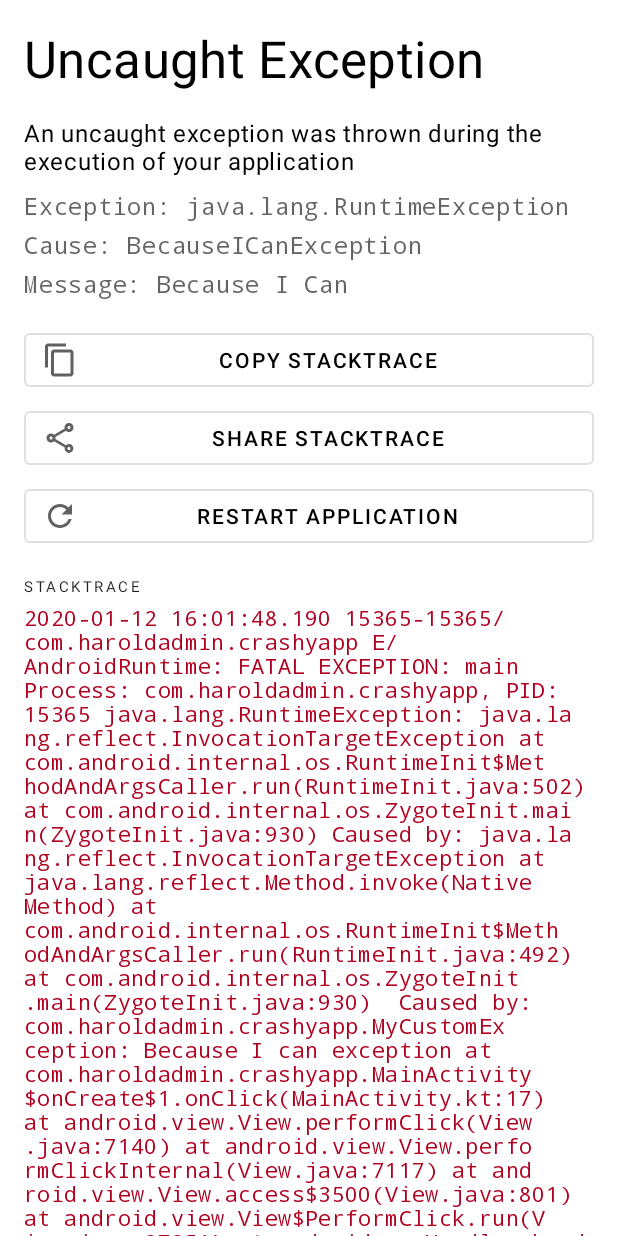
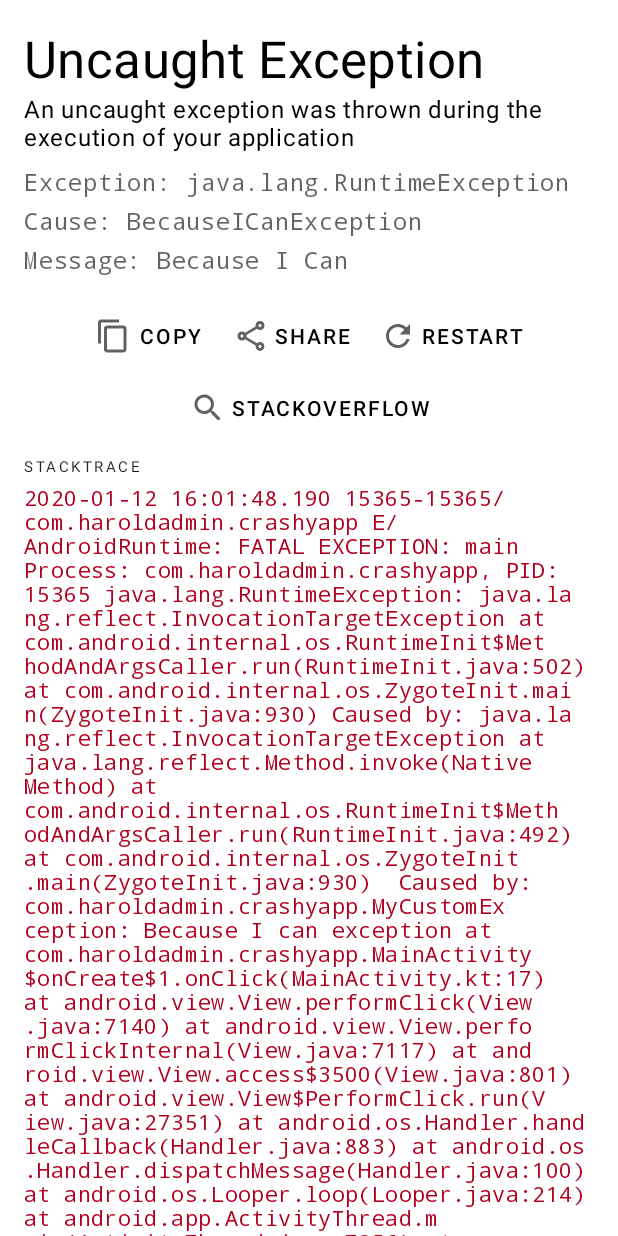
Before and after one commit to haroldadmin/WhatTheStack, an Android app: the layout activity_what_the_stack.xml on its own in the app's theme, with its tools: preview values and no code run, on a phone screen of 412 x 824 dp. Run offline under Robolectric (Android 15) with nearby library versions, the phone set to English and light mode, and no system bars.

Commit message:
feat: Add ability to search Stackoverflow

```diff
--- /dev/null
+++ b/what-the-stack/src/main/java/com/haroldadmin/whatthestack/StackoverflowUtils.kt
@@ -0,0 +1,9 @@
+package com.haroldadmin.whatthestack
+
+import java.net.URLEncoder
+
+fun generateStackoverflowSearchUrl(query: String): String {
+    val baseUrl = "https://stackoverflow.com/search"
+    val queryString = URLEncoder.encode(query, "utf-8")
+    return "$baseUrl?q=$queryString"
+}
--- a/what-the-stack/src/main/java/com/haroldadmin/whatthestack/WhatTheStackActivity.kt
+++ b/what-the-stack/src/main/java/com/haroldadmin/whatthestack/WhatTheStackActivity.kt
@@ -4,6 +4,7 @@ import android.content.ClipData
 import android.content.ClipboardManager
 import android.content.Context
 import android.content.Intent
+import android.net.Uri
 import android.os.Bundle
 import android.text.method.ScrollingMovementMethod
 import android.view.View
@@ -31,11 +32,11 @@ class WhatTheStackActivity : AppCompatActivity() {
         setContentView(binding.root)
 
         window.decorView.systemUiVisibility =
-            View.SYSTEM_UI_FLAG_LAYOUT_HIDE_NAVIGATION or View.SYSTEM_UI_FLAG_LAYOUT_STABLE
+                View.SYSTEM_UI_FLAG_LAYOUT_HIDE_NAVIGATION or View.SYSTEM_UI_FLAG_LAYOUT_STABLE
 
         Insetter.builder()
-            .applySystemWindowInsetsToPadding(Side.LEFT or Side.RIGHT or Side.TOP)
-            .applyToView(findViewById(R.id.nestedScrollRoot))
+                .applySystemWindowInsetsToPadding(Side.LEFT or Side.RIGHT or Side.TOP)
+                .applyToView(findViewById(R.id.nestedScrollRoot))
 
         val type = intent.getStringExtra(KEY_EXCEPTION_TYPE)
         val cause = intent.getStringExtra(KEY_EXCEPTION_CAUSE)
@@ -89,6 +90,17 @@ class WhatTheStackActivity : AppCompatActivity() {
                 }
             }
         }
+
+        binding.searchStackoverflow.apply {
+            setOnClickListener {
+                val searchQuery = "$cause: $message"
+                val searchIntent: Intent = Intent().apply {
+                    this.action = Intent.ACTION_VIEW
+                    this.data = Uri.parse(generateStackoverflowSearchUrl(searchQuery))
+                }
+                startActivity(searchIntent)
+            }
+        }
     }
 
     private inline fun snackbar(messageProvider: () -> Int) {
--- /dev/null
+++ b/what-the-stack/src/main/res/drawable/ic_round_search_24.xml
@@ -0,0 +1,10 @@
+<vector xmlns:android="http://schemas.android.com/apk/res/android"
+    android:width="24dp"
+    android:height="24dp"
+    android:viewportWidth="24"
+    android:viewportHeight="24"
+    android:tint="?attr/colorControlNormal">
+  <path
+      android:fillColor="@android:color/white"
+      android:pathData="M15.5,14h-0.79l-0.28,-0.27c1.2,-1.4 1.82,-3.31 1.48,-5.34 -0.47,-2.78 -2.79,-5 -5.59,-5.34 -4.23,-0.52 -7.79,3.04 -7.27,7.27 0.34,2.8 2.56,5.12 5.34,5.59 2.03,0.34 3.94,-0.28 5.34,-1.48l0.27,0.28v0.79l4.25,4.25c0.41,0.41 1.08,0.41 1.49,0 0.41,-0.41 0.41,-1.08 0,-1.49L15.5,14zM9.5,14C7.01,14 5,11.99 5,9.5S7.01,5 9.5,5 14,7.01 14,9.5 11.99,14 9.5,14z"/>
+</vector>
--- a/what-the-stack/src/main/res/layout/activity_what_the_stack.xml
+++ b/what-the-stack/src/main/res/layout/activity_what_the_stack.xml
@@ -7,10 +7,9 @@
     android:layout_height="match_parent"
     android:fillViewport="true">
 
-    <LinearLayout
+    <androidx.constraintlayout.widget.ConstraintLayout
         android:layout_width="match_parent"
-        android:layout_height="match_parent"
-        android:orientation="vertical">
+        android:layout_height="match_parent">
 
         <androidx.appcompat.widget.AppCompatTextView
             android:id="@+id/header"
@@ -19,16 +18,23 @@
             android:layout_margin="16dp"
             android:text="@string/header_text"
             android:textAppearance="?attr/textAppearanceHeadline4"
-            android:textColor="?attr/colorOnSurface" />
+            android:textColor="?attr/colorOnSurface"
+            app:layout_constraintEnd_toEndOf="parent"
+            app:layout_constraintStart_toStartOf="parent"
+            app:layout_constraintTop_toTopOf="parent" />
 
         <androidx.appcompat.widget.AppCompatTextView
+            android:id="@+id/exceptionMessageHeader"
             android:layout_width="match_parent"
             android:layout_height="wrap_content"
             android:layout_marginStart="16dp"
             android:layout_marginEnd="16dp"
             android:text="@string/explanation_text"
             android:textAppearance="?attr/textAppearanceBody1"
-            android:textColor="?attr/colorOnSurface" />
+            android:textColor="?attr/colorOnSurface"
+            app:layout_constraintEnd_toEndOf="parent"
+            app:layout_constraintStart_toStartOf="parent"
+            app:layout_constraintTop_toBottomOf="@id/header" />
 
         <androidx.appcompat.widget.AppCompatTextView
             android:id="@+id/exceptionName"
@@ -41,6 +47,9 @@
             android:fontFamily="monospace"
             android:text="@string/exception_name"
             android:textAppearance="?attr/textAppearanceBody1"
+            app:layout_constraintEnd_toEndOf="parent"
+            app:layout_constraintStart_toStartOf="parent"
+            app:layout_constraintTop_toBottomOf="@id/exceptionMessageHeader"
             tools:text="Exception: java.lang.RuntimeException" />
 
         <androidx.appcompat.widget.AppCompatTextView
@@ -54,6 +63,9 @@
             android:fontFamily="monospace"
             android:text="@string/exception_cause"
             android:textAppearance="?attr/textAppearanceBody1"
+            app:layout_constraintEnd_toEndOf="parent"
+            app:layout_constraintStart_toStartOf="parent"
+            app:layout_constraintTop_toBottomOf="@id/exceptionName"
             tools:text="Cause: BecauseICanException" />
 
         <androidx.appcompat.widget.AppCompatTextView
@@ -67,17 +79,31 @@
             android:fontFamily="monospace"
             android:text="@string/exception_message"
             android:textAppearance="?attr/textAppearanceBody1"
+            app:layout_constraintEnd_toEndOf="parent"
+            app:layout_constraintStart_toStartOf="parent"
+            app:layout_constraintTop_toBottomOf="@id/exceptionCause"
             tools:text="Message: Because I Can" />
+
+        <androidx.constraintlayout.helper.widget.Flow
+            android:id="@+id/actionsFlow"
+            android:layout_width="0dp"
+            android:layout_height="wrap_content"
+            android:layout_margin="16dp"
+            app:constraint_referenced_ids="copyStacktrace,shareStacktrace,launchApplication,searchStackoverflow"
+            app:flow_horizontalAlign="center"
+            app:flow_horizontalGap="4dp"
+            app:flow_horizontalStyle="packed"
+            app:flow_verticalStyle="packed"
+            app:flow_wrapMode="chain"
+            app:layout_constraintEnd_toEndOf="parent"
+            app:layout_constraintStart_toStartOf="parent"
+            app:layout_constraintTop_toBottomOf="@id/exceptionMessage" />
 
         <com.google.android.material.button.MaterialButton
             android:id="@+id/copyStacktrace"
-            style="@style/Widget.MaterialComponents.Button.OutlinedButton.Icon"
-            android:layout_width="match_parent"
+            style="@style/Widget.MaterialComponents.Button.TextButton.Icon"
+            android:layout_width="wrap_content"
             android:layout_height="wrap_content"
-            android:layout_marginStart="16dp"
-            android:layout_marginTop="16dp"
-            android:layout_marginEnd="16dp"
-            android:layout_marginBottom="2dp"
             android:text="@string/copy_stacktrace"
             android:textColor="?attr/colorOnSurface"
             app:icon="@drawable/ic_outline_content_copy_24"
@@ -85,13 +111,9 @@
 
         <com.google.android.material.button.MaterialButton
             android:id="@+id/shareStacktrace"
-            style="@style/Widget.MaterialComponents.Button.OutlinedButton.Icon"
-            android:layout_width="match_parent"
+            style="@style/Widget.MaterialComponents.Button.TextButton.Icon"
+            android:layout_width="wrap_content"
             android:layout_height="wrap_content"
-            android:layout_marginStart="16dp"
-            android:layout_marginTop="2dp"
-            android:layout_marginEnd="16dp"
-            android:layout_marginBottom="2dp"
             android:text="@string/share_stacktrace"
             android:textColor="?attr/colorOnSurface"
             app:icon="@drawable/ic_outline_share_24"
@@ -99,16 +121,23 @@
 
         <com.google.android.material.button.MaterialButton
             android:id="@+id/launchApplication"
-            style="@style/Widget.MaterialComponents.Button.OutlinedButton.Icon"
-            android:layout_width="match_parent"
+            style="@style/Widget.MaterialComponents.Button.TextButton.Icon"
+            android:layout_width="wrap_content"
             android:layout_height="wrap_content"
-            android:layout_marginStart="16dp"
-            android:layout_marginTop="2dp"
-            android:layout_marginEnd="16dp"
-            android:layout_marginBottom="8dp"
             android:text="@string/restart_application"
             android:textColor="?attr/colorOnSurface"
             app:icon="@drawable/ic_baseline_refresh_24"
+            app:iconTint="?attr/colorSecondary" />
+
+        <com.google.android.material.button.MaterialButton
+            android:id="@+id/searchStackoverflow"
+            style="@style/Widget.MaterialComponents.Button.TextButton.Icon"
+            android:layout_width="wrap_content"
+            android:layout_height="wrap_content"
+            android:layout_margin="4dp"
+            android:text="@string/search_stackoverflow"
+            android:textColor="?attr/colorOnSurface"
+            app:icon="@drawable/ic_round_search_24"
             app:iconTint="?attr/colorSecondary" />
 
         <TextView
@@ -119,15 +148,21 @@
             android:layout_marginTop="8dp"
             android:layout_marginEnd="16dp"
             android:text="@string/stacktrace"
-            android:textAppearance="?attr/textAppearanceOverline" />
+            android:textAppearance="?attr/textAppearanceOverline"
+            app:layout_constraintEnd_toEndOf="parent"
+            app:layout_constraintStart_toStartOf="parent"
+            app:layout_constraintTop_toBottomOf="@id/actionsFlow" />
 
         <ScrollView
             android:id="@+id/stacktraceScroller"
             android:layout_width="match_parent"
-            android:layout_height="match_parent"
+            android:layout_height="0dp"
             android:layout_marginTop="4dp"
             android:paddingStart="16dp"
-            android:paddingEnd="16dp">
+            android:paddingEnd="16dp"
+            app:layout_constraintEnd_toEndOf="parent"
+            app:layout_constraintStart_toStartOf="parent"
+            app:layout_constraintTop_toBottomOf="@id/stacktraceHeader">
 
             <TextView
                 android:id="@+id/stacktrace"
@@ -138,6 +173,5 @@
                 android:textColor="?attr/colorError"
                 tools:text="@string/sample_stack_trace" />
         </ScrollView>
-
-    </LinearLayout>
+    </androidx.constraintlayout.widget.ConstraintLayout>
 </androidx.core.widget.NestedScrollView>
--- a/what-the-stack/src/main/res/values/strings.xml
+++ b/what-the-stack/src/main/res/values/strings.xml
@@ -30,9 +30,10 @@
     <string name="exception_cause">Cause: %1$s</string>
     <string name="stacktrace">Stacktrace</string>
     <string name="exception_message">Message: %1$s</string>
-    <string name="copy_stacktrace">Copy stacktrace</string>
-    <string name="share_stacktrace">Share stacktrace</string>
-    <string name="restart_application">Restart Application</string>
+    <string name="copy_stacktrace">Copy</string>
+    <string name="share_stacktrace">Share</string>
+    <string name="restart_application">Restart</string>
     <string name="relaunch_app">Relaunch App</string>
     <string name="copied_message">Stacktrace copied!</string>
+    <string name="search_stackoverflow">Stackoverflow</string>
 </resources>
```
Also changed, not shown: 1 other file.
